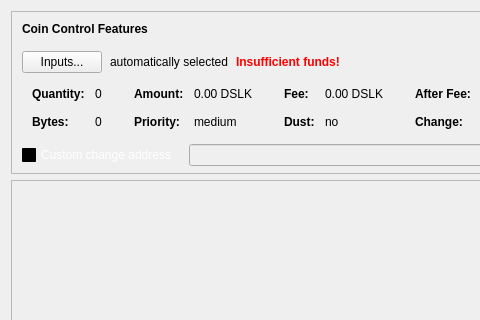
Old version of the form src/qt/forms/sendcoinsdialog.ui in the repository duality-solutions/Dynamic; both pictures show x 0 to 480 and y 0 to 320 of the 854 by 622 pixel window.
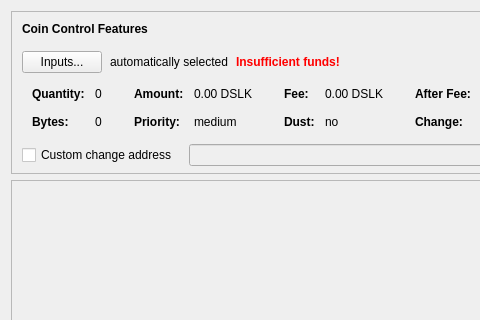
New version of the form. Custom widgets are drawn as their Qt base class.

Diff of the .ui file:
```diff
--- a/src/qt/forms/sendcoinsdialog.ui
+++ b/src/qt/forms/sendcoinsdialog.ui
@@ -549,63 +549,63 @@
                <colorrole role="WindowText">
                 <brush brushstyle="SolidPattern">
                  <color alpha="255">
-                  <red>255</red>
-                  <green>255</green>
-                  <blue>255</blue>
+                  <red>0</red>
+                  <green>0</green>
+                  <blue>0</blue>
                  </color>
                 </brush>
                </colorrole>
                <colorrole role="Button">
                 <brush brushstyle="SolidPattern">
                  <color alpha="255">
-                  <red>0</red>
-                  <green>0</green>
-                  <blue>0</blue>
+                  <red>255</red>
+                  <green>255</green>
+                  <blue>255</blue>
                  </color>
                 </brush>
                </colorrole>
                <colorrole role="Light">
                 <brush brushstyle="SolidPattern">
                  <color alpha="255">
-                  <red>0</red>
-                  <green>0</green>
-                  <blue>0</blue>
+                  <red>255</red>
+                  <green>255</green>
+                  <blue>255</blue>
                  </color>
                 </brush>
                </colorrole>
                <colorrole role="Midlight">
                 <brush brushstyle="SolidPattern">
                  <color alpha="255">
-                  <red>0</red>
-                  <green>0</green>
-                  <blue>0</blue>
+                  <red>255</red>
+                  <green>255</green>
+                  <blue>255</blue>
                  </color>
                 </brush>
                </colorrole>
                <colorrole role="Dark">
                 <brush brushstyle="SolidPattern">
                  <color alpha="255">
-                  <red>0</red>
-                  <green>0</green>
-                  <blue>0</blue>
+                  <red>127</red>
+                  <green>127</green>
+                  <blue>127</blue>
                  </color>
                 </brush>
                </colorrole>
                <colorrole role="Mid">
                 <brush brushstyle="SolidPattern">
                  <color alpha="255">
-                  <red>0</red>
-                  <green>0</green>
-                  <blue>0</blue>
+                  <red>170</red>
+                  <green>170</green>
+                  <blue>170</blue>
                  </color>
                 </brush>
                </colorrole>
                <colorrole role="Text">
                 <brush brushstyle="SolidPattern">
                  <color alpha="255">
-                  <red>255</red>
-                  <green>255</green>
-                  <blue>255</blue>
+                  <red>0</red>
+                  <green>0</green>
+                  <blue>0</blue>
                  </color>
                 </brush>
                </colorrole>
@@ -621,27 +621,27 @@
                <colorrole role="ButtonText">
                 <brush brushstyle="SolidPattern">
                  <color alpha="255">
-                  <red>255</red>
-                  <green>255</green>
-                  <blue>255</blue>
+                  <red>0</red>
+                  <green>0</green>
+                  <blue>0</blue>
                  </color>
                 </brush>
                </colorrole>
                <colorrole role="Base">
                 <brush brushstyle="SolidPattern">
                  <color alpha="255">
-                  <red>0</red>
-                  <green>0</green>
-                  <blue>0</blue>
+                  <red>255</red>
+                  <green>255</green>
+                  <blue>255</blue>
                  </color>
                 </brush>
                </colorrole>
                <colorrole role="Window">
                 <brush brushstyle="SolidPattern">
                  <color alpha="255">
-                  <red>0</red>
-                  <green>0</green>
-                  <blue>0</blue>
+                  <red>255</red>
+                  <green>255</green>
+                  <blue>255</blue>
                  </color>
                 </brush>
                </colorrole>
@@ -657,9 +657,9 @@
                <colorrole role="AlternateBase">
                 <brush brushstyle="SolidPattern">
                  <color alpha="255">
-                  <red>0</red>
-                  <green>0</green>
-                  <blue>0</blue>
+                  <red>255</red>
+                  <green>255</green>
+                  <blue>255</blue>
                  </color>
                 </brush>
                </colorrole>
@@ -686,63 +686,63 @@
                <colorrole role="WindowText">
                 <brush brushstyle="SolidPattern">
                  <color alpha="255">
-                  <red>255</red>
-                  <green>255</green>
-                  <blue>255</blue>
+                  <red>0</red>
+                  <green>0</green>
+                  <blue>0</blue>
                  </color>
                 </brush>
                </colorrole>
                <colorrole role="Button">
                 <brush brushstyle="SolidPattern">
                  <color alpha="255">
-                  <red>0</red>
-                  <green>0</green>
-                  <blue>0</blue>
+                  <red>255</red>
+                  <green>255</green>
+                  <blue>255</blue>
                  </color>
                 </brush>
                </colorrole>
                <colorrole role="Light">
                 <brush brushstyle="SolidPattern">
                  <color alpha="255">
-                  <red>0</red>
-                  <green>0</green>
-                  <blue>0</blue>
+                  <red>255</red>
+                  <green>255</green>
+                  <blue>255</blue>
                  </color>
                 </brush>
                </colorrole>
                <colorrole role="Midlight">
                 <brush brushstyle="SolidPattern">
                  <color alpha="255">
-                  <red>0</red>
-                  <green>0</green>
-                  <blue>0</blue>
+                  <red>255</red>
+                  <green>255</green>
+                  <blue>255</blue>
                  </color>
                 </brush>
                </colorrole>
                <colorrole role="Dark">
                 <brush brushstyle="SolidPattern">
                  <color alpha="255">
-                  <red>0</red>
-                  <green>0</green>
-                  <blue>0</blue>
+                  <red>127</red>
+                  <green>127</green>
+                  <blue>127</blue>
                  </color>
                 </brush>
                </colorrole>
                <colorrole role="Mid">
                 <brush brushstyle="SolidPattern">
                  <color alpha="255">
-                  <red>0</red>
-                  <green>0</green>
-                  <blue>0</blue>
+                  <red>170</red>
+                  <green>170</green>
+                  <blue>170</blue>
                  </color>
                 </brush>
                </colorrole>
                <colorrole role="Text">
                 <brush brushstyle="SolidPattern">
                  <color alpha="255">
-                  <red>255</red>
-                  <green>255</green>
-                  <blue>255</blue>
+                  <red>0</red>
+                  <green>0</green>
+                  <blue>0</blue>
                  </color>
                 </brush>
                </colorrole>
@@ -758,27 +758,27 @@
                <colorrole role="ButtonText">
                 <brush brushstyle="SolidPattern">
                  <color alpha="255">
-                  <red>255</red>
-                  <green>255</green>
-                  <blue>255</blue>
+                  <red>0</red>
+                  <green>0</green>
+                  <blue>0</blue>
                  </color>
                 </brush>
                </colorrole>
                <colorrole role="Base">
                 <brush brushstyle="SolidPattern">
                  <color alpha="255">
-                  <red>0</red>
-                  <green>0</green>
-                  <blue>0</blue>
+                  <red>255</red>
+                  <green>255</green>
+                  <blue>255</blue>
                  </color>
                 </brush>
                </colorrole>
                <colorrole role="Window">
                 <brush brushstyle="SolidPattern">
                  <color alpha="255">
-                  <red>0</red>
-                  <green>0</green>
-                  <blue>0</blue>
+                  <red>255</red>
+                  <green>255</green>
+                  <blue>255</blue>
                  </color>
                 </brush>
                </colorrole>
@@ -794,9 +794,9 @@
                <colorrole role="AlternateBase">
                 <brush brushstyle="SolidPattern">
                  <color alpha="255">
-                  <red>0</red>
-                  <green>0</green>
-                  <blue>0</blue>
+                  <red>255</red>
+                  <green>255</green>
+                  <blue>255</blue>
                  </color>
                 </brush>
                </colorrole>
@@ -823,63 +823,63 @@
                <colorrole role="WindowText">
                 <brush brushstyle="SolidPattern">
                  <color alpha="255">
-                  <red>0</red>
-                  <green>0</green>
-                  <blue>0</blue>
+                  <red>127</red>
+                  <green>127</green>
+                  <blue>127</blue>
                  </color>
                 </brush>
                </colorrole>
                <colorrole role="Button">
                 <brush brushstyle="SolidPattern">
                  <color alpha="255">
-                  <red>0</red>
-                  <green>0</green>
-                  <blue>0</blue>
+                  <red>255</red>
+                  <green>255</green>
+                  <blue>255</blue>
                  </color>
                 </brush>
                </colorrole>
                <colorrole role="Light">
                 <brush brushstyle="SolidPattern">
                  <color alpha="255">
-                  <red>0</red>
-                  <green>0</green>
-                  <blue>0</blue>
+                  <red>255</red>
+                  <green>255</green>
+                  <blue>255</blue>
                  </color>
                 </brush>
                </colorrole>
                <colorrole role="Midlight">
                 <brush brushstyle="SolidPattern">
                  <color alpha="255">
-                  <red>0</red>
-                  <green>0</green>
-                  <blue>0</blue>
+                  <red>255</red>
+                  <green>255</green>
+                  <blue>255</blue>
                  </color>
                 </brush>
                </colorrole>
                <colorrole role="Dark">
                 <brush brushstyle="SolidPattern">
                  <color alpha="255">
-                  <red>0</red>
-                  <green>0</green>
-                  <blue>0</blue>
+                  <red>127</red>
+                  <green>127</green>
+                  <blue>127</blue>
                  </color>
                 </brush>
                </colorrole>
                <colorrole role="Mid">
                 <brush brushstyle="SolidPattern">
                  <color alpha="255">
-                  <red>0</red>
-                  <green>0</green>
-                  <blue>0</blue>
+                  <red>170</red>
+                  <green>170</green>
+                  <blue>170</blue>
                  </color>
                 </brush>
                </colorrole>
                <colorrole role="Text">
                 <brush brushstyle="SolidPattern">
                  <color alpha="255">
-                  <red>0</red>
-                  <green>0</green>
-                  <blue>0</blue>
+                  <red>127</red>
+                  <green>127</green>
+                  <blue>127</blue>
                  </color>
                 </brush>
                </colorrole>
@@ -895,27 +895,27 @@
                <colorrole role="ButtonText">
                 <brush brushstyle="SolidPattern">
                  <color alpha="255">
-                  <red>0</red>
-                  <green>0</green>
-                  <blue>0</blue>
+                  <red>127</red>
+                  <green>127</green>
+                  <blue>127</blue>
                  </color>
                 </brush>
                </colorrole>
                <colorrole role="Base">
                 <brush brushstyle="SolidPattern">
                  <color alpha="255">
-                  <red>0</red>
-                  <green>0</green>
-                  <blue>0</blue>
+                  <red>255</red>
+                  <green>255</green>
+                  <blue>255</blue>
                  </color>
                 </brush>
                </colorrole>
                <colorrole role="Window">
                 <brush brushstyle="SolidPattern">
                  <color alpha="255">
-                  <red>0</red>
-                  <green>0</green>
-                  <blue>0</blue>
+                  <red>255</red>
+                  <green>255</green>
+                  <blue>255</blue>
                  </color>
                 </brush>
                </colorrole>
@@ -931,9 +931,9 @@
                <colorrole role="AlternateBase">
                 <brush brushstyle="SolidPattern">
                  <color alpha="255">
-                  <red>0</red>
-                  <green>0</green>
-                  <blue>0</blue>
+                  <red>255</red>
+                  <green>255</green>
+                  <blue>255</blue>
                  </color>
                 </brush>
                </colorrole>
```
